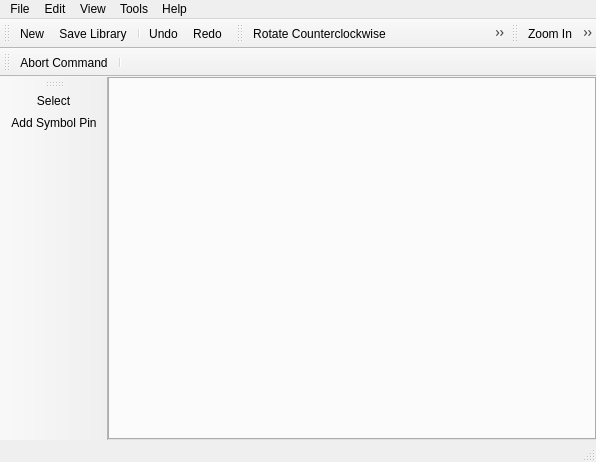
Old version of the form libs/librepcb/libraryeditor/libraryeditor.ui in the repository ncp1113/LibrePCB.
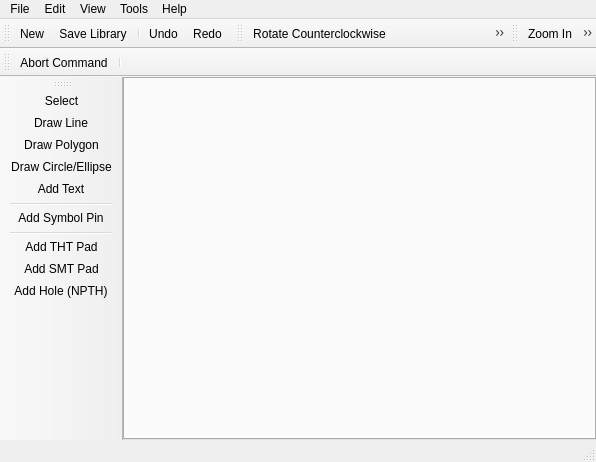
New version of the form. Icons and pictures are not drawn.

What changed in the file:
```diff
--- a/libs/librepcb/libraryeditor/libraryeditor.ui
+++ b/libs/librepcb/libraryeditor/libraryeditor.ui
@@ -180,7 +180,16 @@
     <bool>false</bool>
    </attribute>
    <addaction name="actionToolSelect"/>
+   <addaction name="actionDrawLine"/>
+   <addaction name="actionDrawPolygon"/>
+   <addaction name="actionDrawEllipse"/>
+   <addaction name="actionAddText"/>
+   <addaction name="separator"/>
    <addaction name="actionAddSymbolPin"/>
+   <addaction name="separator"/>
+   <addaction name="actionAddThtPad"/>
+   <addaction name="actionAddSmtPad"/>
+   <addaction name="actionAddHole"/>
   </widget>
   <action name="actionAbout">
    <property name="icon">
@@ -382,6 +391,69 @@
     <string>Add Symbol Pin</string>
    </property>
   </action>
+  <action name="actionAddThtPad">
+   <property name="icon">
+    <iconset resource="../../../img/images.qrc">
+     <normaloff>:/img/actions/add_tht_pad.png</normaloff>:/img/actions/add_tht_pad.png</iconset>
+   </property>
+   <property name="text">
+    <string>Add THT Pad</string>
+   </property>
+  </action>
+  <action name="actionAddSmtPad">
+   <property name="icon">
+    <iconset resource="../../../img/images.qrc">
+     <normaloff>:/img/actions/add_smt_pad.png</normaloff>:/img/actions/add_smt_pad.png</iconset>
+   </property>
+   <property name="text">
+    <string>Add SMT Pad</string>
+   </property>
+  </action>
+  <action name="actionDrawLine">
+   <property name="icon">
+    <iconset resource="../../../img/images.qrc">
+     <normaloff>:/img/actions/draw_line.png</normaloff>:/img/actions/draw_line.png</iconset>
+   </property>
+   <property name="text">
+    <string>Draw Line</string>
+   </property>
+  </action>
+  <action name="actionAddText">
+   <property name="icon">
+    <iconset resource="../../../img/images.qrc">
+     <normaloff>:/img/actions/draw_text.png</normaloff>:/img/actions/draw_text.png</iconset>
+   </property>
+   <property name="text">
+    <string>Add Text</string>
+   </property>
+  </action>
+  <action name="actionDrawPolygon">
+   <property name="icon">
+    <iconset resource="../../../img/images.qrc">
+     <normaloff>:/img/actions/draw_polygon.png</normaloff>:/img/actions/draw_polygon.png</iconset>
+   </property>
+   <property name="text">
+    <string>Draw Polygon</string>
+   </property>
+  </action>
+  <action name="actionDrawEllipse">
+   <property name="icon">
+    <iconset resource="../../../img/images.qrc">
+     <normaloff>:/img/actions/draw_ellipse.png</normaloff>:/img/actions/draw_ellipse.png</iconset>
+   </property>
+   <property name="text">
+    <string>Draw Circle/Ellipse</string>
+   </property>
+  </action>
+  <action name="actionAddHole">
+   <property name="icon">
+    <iconset resource="../../../img/images.qrc">
+     <normaloff>:/img/actions/add_hole.png</normaloff>:/img/actions/add_hole.png</iconset>
+   </property>
+   <property name="text">
+    <string>Add Hole (NPTH)</string>
+   </property>
+  </action>
  </widget>
  <layoutdefault spacing="6" margin="11"/>
  <resources>
```
Left out of the diff: 11 changed lines with no effect on the pictures.
